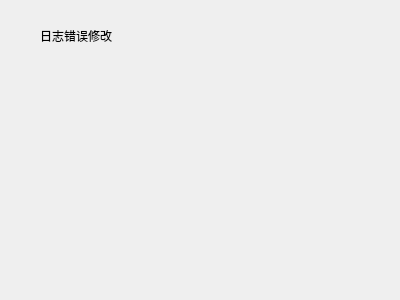
Old version of the form correctlog.ui in the repository kangwenyun/batch_acquisition_system_qt_before.
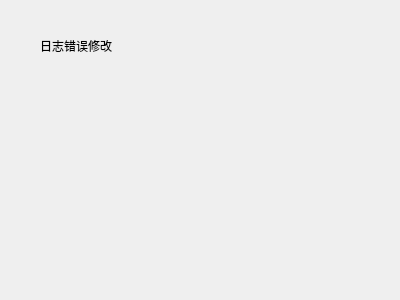
New version of the form.

Patch:
```diff
--- a/correctlog.ui
+++ b/correctlog.ui
@@ -18,8 +18,8 @@
     <rect>
      <x>40</x>
      <y>30</y>
-     <width>75</width>
-     <height>12</height>
+     <width>111</width>
+     <height>31</height>
     </rect>
    </property>
    <property name="text">
```
